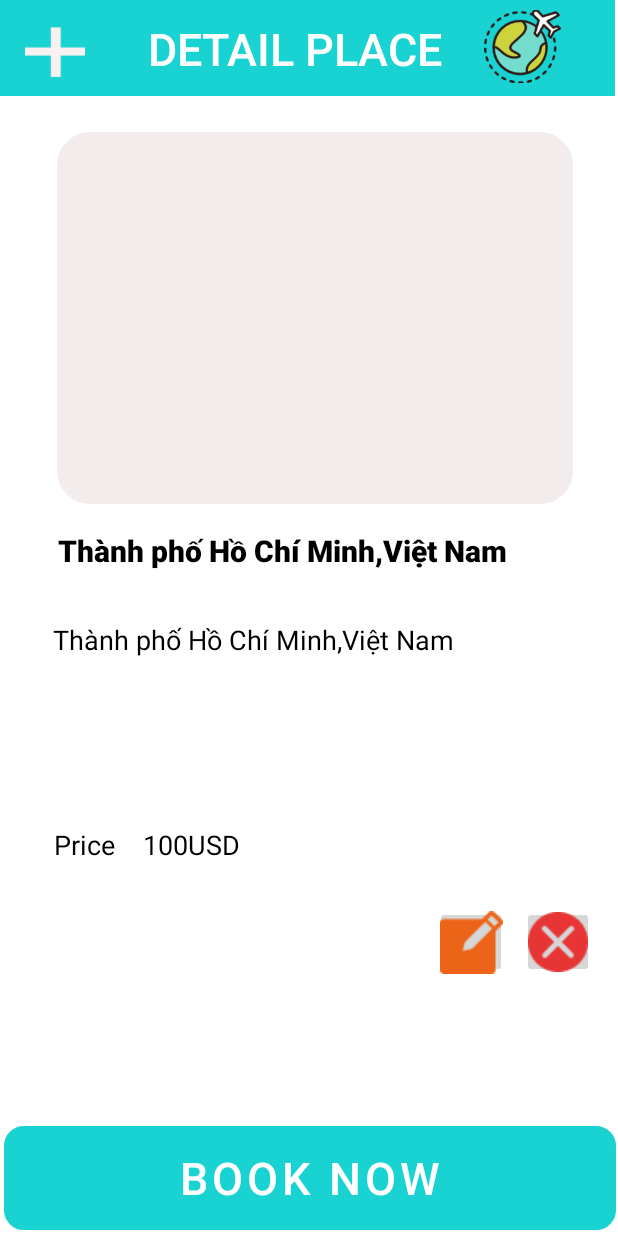
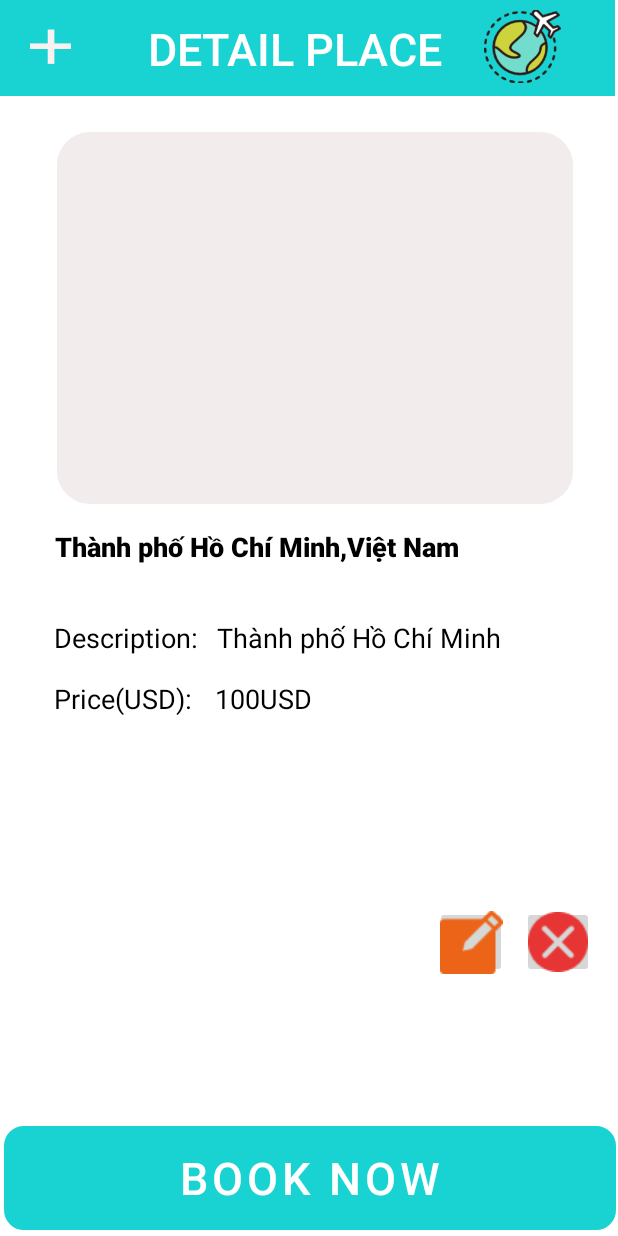
Before and after one commit to phuongdenpro/Nhom21-AppTourDuLich, an Android app: the DetailActivity screen opened directly, with no data from a screen before it, on a phone screen of 412 x 824 dp. Run offline under Robolectric (Android 15) with nearby library versions, the phone set to English and light mode, and no system bars; our stand-ins replace Firebase (no records; nobody signed in at launch, a user with empty details on screens opened directly), Picasso; 4 statements that could not run were skipped.

Commit message:
da fix lai giao dien 1 ti, bai tap da OKay

```diff
--- a/app/src/main/res/layout/activity_detail.xml
+++ b/app/src/main/res/layout/activity_detail.xml
@@ -60,38 +60,37 @@
         android:id="@+id/located_detail"
         android:layout_width="wrap_content"
         android:layout_height="wrap_content"
-        android:layout_marginStart="36dp"
-        android:layout_marginTop="17dp"
-        android:layout_marginEnd="72dp"
+        android:layout_marginTop="16dp"
         android:fontFamily="sans-serif-black"
         android:text="Thành phố Hồ Chí Minh,Việt Nam"
         android:textColor="@color/black"
-        android:textSize="20sp"
+        android:textSize="18sp"
         app:layout_constraintEnd_toEndOf="parent"
+        app:layout_constraintHorizontal_bias="0.255"
         app:layout_constraintStart_toStartOf="parent"
         app:layout_constraintTop_toBottomOf="@+id/image_detail" />
 
     <TextView
         android:id="@+id/descriptivePlace_detail"
-        android:layout_width="wrap_content"
-        android:layout_height="wrap_content"
-        android:layout_marginStart="36dp"
-        android:layout_marginTop="33dp"
-        android:layout_marginEnd="110dp"
+        android:layout_width="230dp"
+        android:layout_height="0dp"
+        android:layout_marginStart="8dp"
+        android:layout_marginTop="36dp"
         android:fontFamily="sans-serif"
-        android:text="Thành phố Hồ Chí Minh,Việt Nam"
+        android:text="Thành phố Hồ Chí Minh"
         android:textColor="@color/black"
         android:textSize="18sp"
         app:layout_constraintEnd_toEndOf="parent"
-        app:layout_constraintStart_toStartOf="parent"
+        app:layout_constraintHorizontal_bias="0.0"
+        app:layout_constraintStart_toEndOf="@+id/textView7"
         app:layout_constraintTop_toBottomOf="@+id/located_detail" />
 
     <TextView
         android:id="@+id/price_detail"
         android:layout_width="wrap_content"
         android:layout_height="wrap_content"
-        android:layout_marginTop="112dp"
-        android:layout_marginEnd="252dp"
+        android:layout_marginTop="16dp"
+        android:layout_marginEnd="204dp"
         android:fontFamily="sans-serif"
         android:text="100USD"
         android:textColor="@color/black"
@@ -105,7 +104,7 @@
         android:layout_height="wrap_content"
         android:layout_marginStart="36dp"
         android:fontFamily="sans-serif"
-        android:text="Price"
+        android:text="Price(USD): "
         android:textColor="@color/black"
         android:textSize="18sp"
         app:layout_constraintBaseline_toBaselineOf="@+id/price_detail"
@@ -150,8 +149,8 @@
 
     <ImageView
         android:id="@+id/imageView_addtail"
-        android:layout_width="40dp"
-        android:layout_height="45dp"
+        android:layout_width="27dp"
+        android:layout_height="38dp"
         android:layout_marginTop="12dp"
         app:layout_constraintEnd_toStartOf="@+id/textView6"
         app:layout_constraintHorizontal_bias="0.285"
@@ -159,4 +158,16 @@
         app:layout_constraintTop_toTopOf="parent"
         app:srcCompat="@drawable/plus_button" />
 
+    <TextView
+        android:id="@+id/textView7"
+        android:layout_width="wrap_content"
+        android:layout_height="wrap_content"
+        android:layout_marginStart="36dp"
+        android:layout_marginTop="36dp"
+        android:text="Description: "
+        android:textColor="@color/black"
+        android:textSize="18sp"
+        app:layout_constraintStart_toStartOf="parent"
+        app:layout_constraintTop_toBottomOf="@+id/located_detail" />
+
 </androidx.constraintlayout.widget.ConstraintLayout>
--- a/app/src/main/res/layout/activity_register_user.xml
+++ b/app/src/main/res/layout/activity_register_user.xml
@@ -123,14 +123,14 @@
         android:layout_height="59dp"
         android:layout_marginTop="129dp"
         android:layout_marginBottom="80dp"
+        android:background="@drawable/botron_btn_register"
+        android:fontFamily="sans-serif-black"
+
         android:text="Register"
-        app:cornerRadius="50sp"
+        android:textSize="20dp"
 
         app:backgroundTint="@null"
-        android:background="@drawable/botron_btn_register"
-
-        android:textSize="20dp"
-        android:fontFamily="sans-serif-black"
+        app:cornerRadius="50sp"
         app:layout_constraintBottom_toTopOf="@+id/view3"
         app:layout_constraintEnd_toEndOf="@+id/textInputLayout5"
         app:layout_constraintHorizontal_bias="0.493"
@@ -167,13 +167,13 @@
         android:id="@+id/tv_sign_in_register"
         android:layout_width="wrap_content"
         android:layout_height="wrap_content"
-        android:layout_marginEnd="72dp"
+        android:layout_marginStart="4dp"
         android:text="Sign in here"
         android:textColor="@color/white"
         android:textSize="18sp"
         android:textStyle="bold"
         app:layout_constraintBottom_toBottomOf="@+id/view3"
-        app:layout_constraintEnd_toEndOf="parent"
+        app:layout_constraintStart_toEndOf="@+id/textView4"
         app:layout_constraintTop_toTopOf="@+id/view3"
         app:layout_constraintVertical_bias="0.506" />
 
--- a/app/src/main/res/layout/tour_item.xml
+++ b/app/src/main/res/layout/tour_item.xml
@@ -22,10 +22,11 @@
 
         <ImageView
             android:id="@+id/imgPlace"
-            android:layout_width="365dp"
-            android:layout_height="234dp"
+            android:layout_width="382dp"
+            android:layout_height="239dp"
             android:layout_marginTop="4dp"
             app:layout_constraintEnd_toEndOf="parent"
+            app:layout_constraintHorizontal_bias="0.0"
             app:layout_constraintStart_toStartOf="parent"
             app:layout_constraintTop_toTopOf="parent"
             app:srcCompat="@drawable/rectangle_5" />
```
